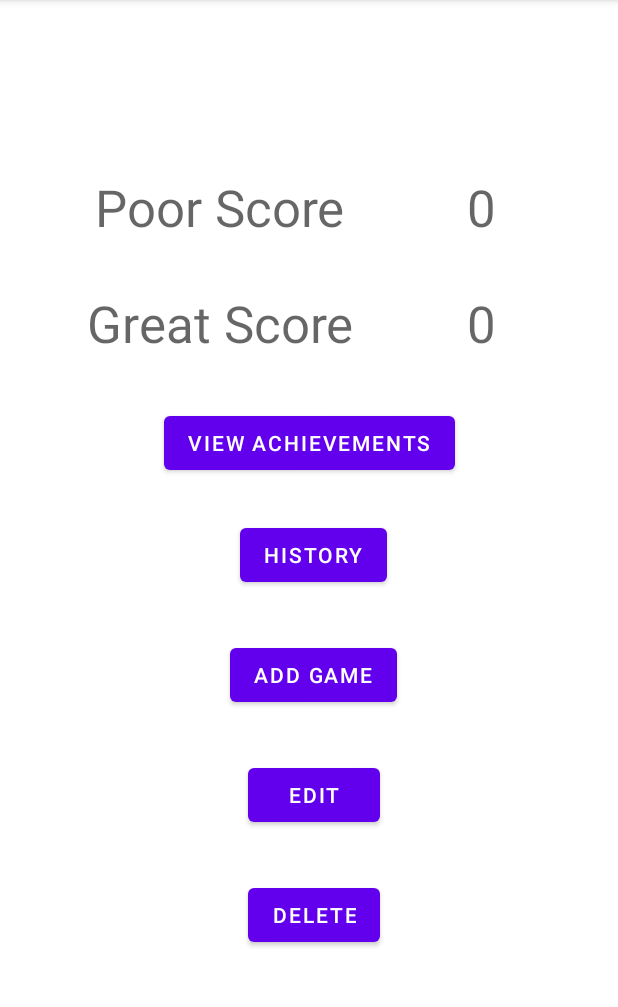
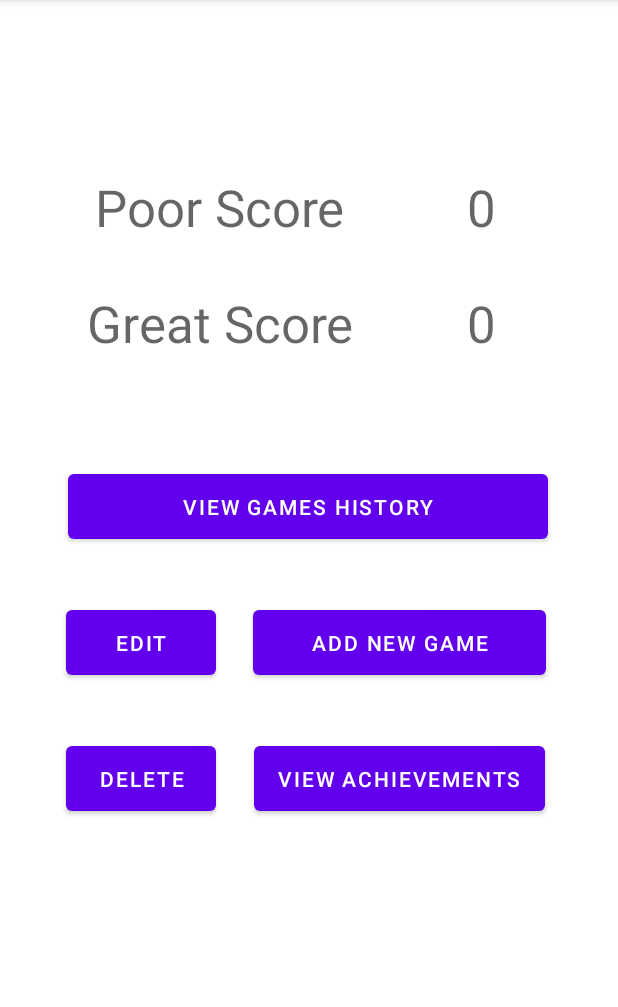
Before and after one commit to simran-nijjar/gameconfigurationapp, an Android app: the ViewConfiguration screen opened directly, with no data from a screen before it, on a phone screen of 412 x 824 dp, the part 84-1091 px from its top. Run offline under Robolectric (Android 15) with nearby library versions, the phone set to English and light mode, and no system bars; 5 statements that could not run were skipped.

Commit message:
Adjust buttons in activity_view_configuration file

```diff
--- a/app/src/main/res/layout/activity_view_configuration.xml
+++ b/app/src/main/res/layout/activity_view_configuration.xml
@@ -30,36 +30,6 @@
         app:layout_constraintStart_toStartOf="@+id/txtPoorScoreConfigView"
         app:layout_constraintTop_toBottomOf="@+id/txtPoorScoreConfigView" />
 
-    <Button
-        android:id="@+id/btnEditConfig"
-        android:layout_width="wrap_content"
-        android:layout_height="wrap_content"
-        android:layout_marginTop="32dp"
-        android:text="Edit"
-        app:layout_constraintEnd_toEndOf="@+id/addGameBtn"
-        app:layout_constraintStart_toStartOf="@+id/addGameBtn"
-        app:layout_constraintTop_toBottomOf="@+id/addGameBtn" />
-
-    <Button
-        android:id="@+id/btnHistoryConfig"
-        android:layout_width="wrap_content"
-        android:layout_height="wrap_content"
-        android:layout_marginTop="108dp"
-        android:text="History"
-        app:layout_constraintEnd_toEndOf="parent"
-        app:layout_constraintHorizontal_bias="0.51"
-        app:layout_constraintStart_toStartOf="parent"
-        app:layout_constraintTop_toBottomOf="@+id/txtGreatScoreConfigView" />
-
-    <Button
-        android:id="@+id/btnDeleteConfig"
-        android:layout_width="wrap_content"
-        android:layout_height="wrap_content"
-        android:layout_marginTop="32dp"
-        android:text="Delete"
-        app:layout_constraintEnd_toEndOf="@+id/btnEditConfig"
-        app:layout_constraintStart_toStartOf="@+id/btnEditConfig"
-        app:layout_constraintTop_toBottomOf="@+id/btnEditConfig" />
 
     <TextView
         android:id="@+id/textFillPoorScoreConfigView"
@@ -82,23 +52,57 @@
         app:layout_constraintTop_toTopOf="@+id/txtGreatScoreConfigView" />
 
     <Button
+        android:id="@+id/btnEditConfig"
+        android:layout_width="100dp"
+        android:layout_height="55dp"
+        android:layout_marginStart="44dp"
+        android:layout_marginTop="35dp"
+        android:text="Edit"
+        app:layout_constraintStart_toStartOf="parent"
+        app:layout_constraintTop_toBottomOf="@+id/btnHistoryConfig" />
+
+    <Button
+        android:id="@+id/btnHistoryConfig"
+        android:layout_width="320dp"
+        android:layout_height="55dp"
+        android:layout_marginTop="72dp"
+        android:text="View Games History"
+        app:layout_constraintEnd_toEndOf="parent"
+        app:layout_constraintHorizontal_bias="0.494"
+        app:layout_constraintStart_toStartOf="parent"
+        app:layout_constraintTop_toBottomOf="@+id/txtGreatScoreConfigView" />
+
+    <Button
+        android:id="@+id/btnDeleteConfig"
+        android:layout_width="100dp"
+        android:layout_height="55dp"
+        android:layout_marginStart="44dp"
+        android:layout_marginTop="35dp"
+        android:text="Delete"
+        app:layout_constraintStart_toStartOf="parent"
+        app:layout_constraintTop_toBottomOf="@+id/btnEditConfig" />
+
+    <Button
         android:id="@+id/addGameBtn"
-        android:layout_width="wrap_content"
-        android:layout_height="wrap_content"
-        android:layout_marginTop="32dp"
-        android:text="Add Game"
-        app:layout_constraintEnd_toEndOf="@+id/btnHistoryConfig"
-        app:layout_constraintStart_toStartOf="@+id/btnHistoryConfig"
+        android:layout_width="195dp"
+        android:layout_height="55dp"
+        android:layout_marginStart="24dp"
+        android:layout_marginTop="35dp"
+        android:text="Add New Game"
+        app:layout_constraintEnd_toEndOf="parent"
+        app:layout_constraintHorizontal_bias="0.02"
+        app:layout_constraintStart_toEndOf="@+id/btnEditConfig"
         app:layout_constraintTop_toBottomOf="@+id/btnHistoryConfig" />
 
     <Button
         android:id="@+id/viewAchievementsBtn"
         android:layout_width="wrap_content"
-        android:layout_height="wrap_content"
+        android:layout_height="55dp"
+        android:layout_marginStart="24dp"
+        android:layout_marginTop="35dp"
         android:text="View Achievements"
-        app:layout_constraintBottom_toTopOf="@+id/btnHistoryConfig"
         app:layout_constraintEnd_toEndOf="parent"
-        app:layout_constraintStart_toStartOf="parent"
-        app:layout_constraintTop_toBottomOf="@+id/txtGreatScoreConfigView"
-        app:layout_constraintVertical_bias="0.557" />
+        app:layout_constraintHorizontal_bias="0.02"
+        app:layout_constraintStart_toEndOf="@+id/btnDeleteConfig"
+        app:layout_constraintTop_toBottomOf="@+id/addGameBtn" />
 </androidx.constraintlayout.widget.ConstraintLayout>
```
